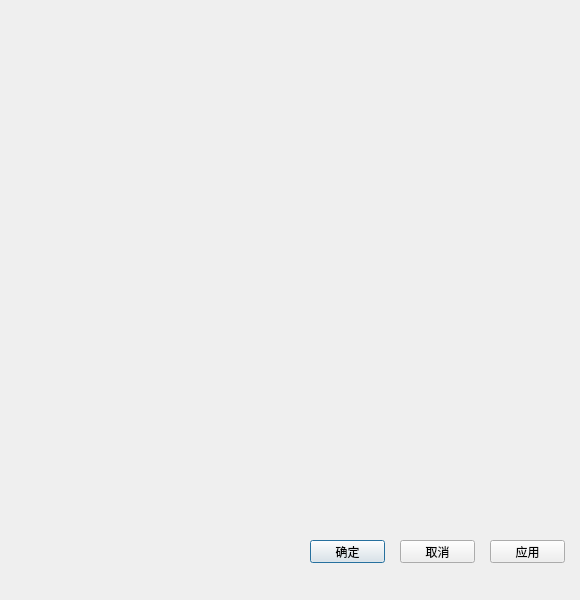
Before: the Qt Designer form sysconfig.ui in rcswhuang/sysconfig, drawn with Qt 5.
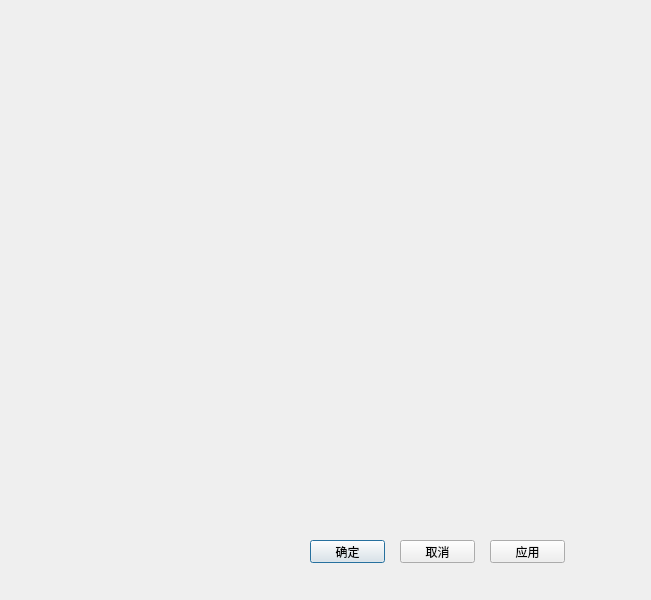
After: the same form once the commit is applied.

Patch:
```diff
--- a/sysconfig.ui
+++ b/sysconfig.ui
@@ -6,7 +6,7 @@
    <rect>
     <x>0</x>
     <y>0</y>
-    <width>580</width>
+    <width>651</width>
     <height>600</height>
    </rect>
   </property>
```
